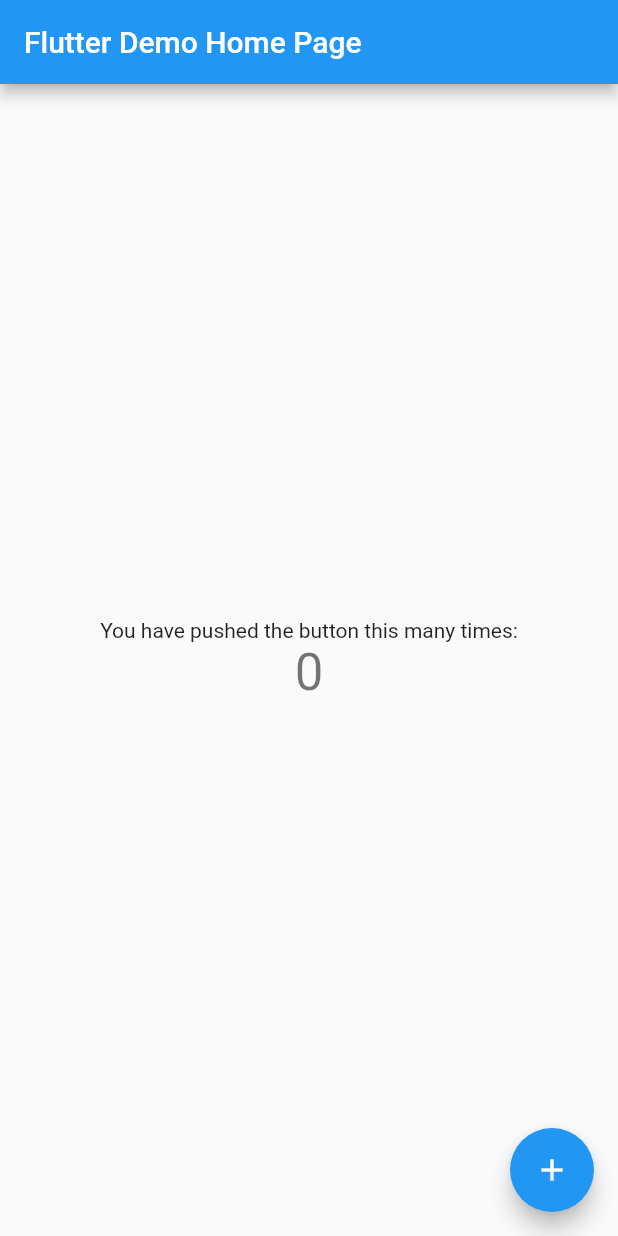
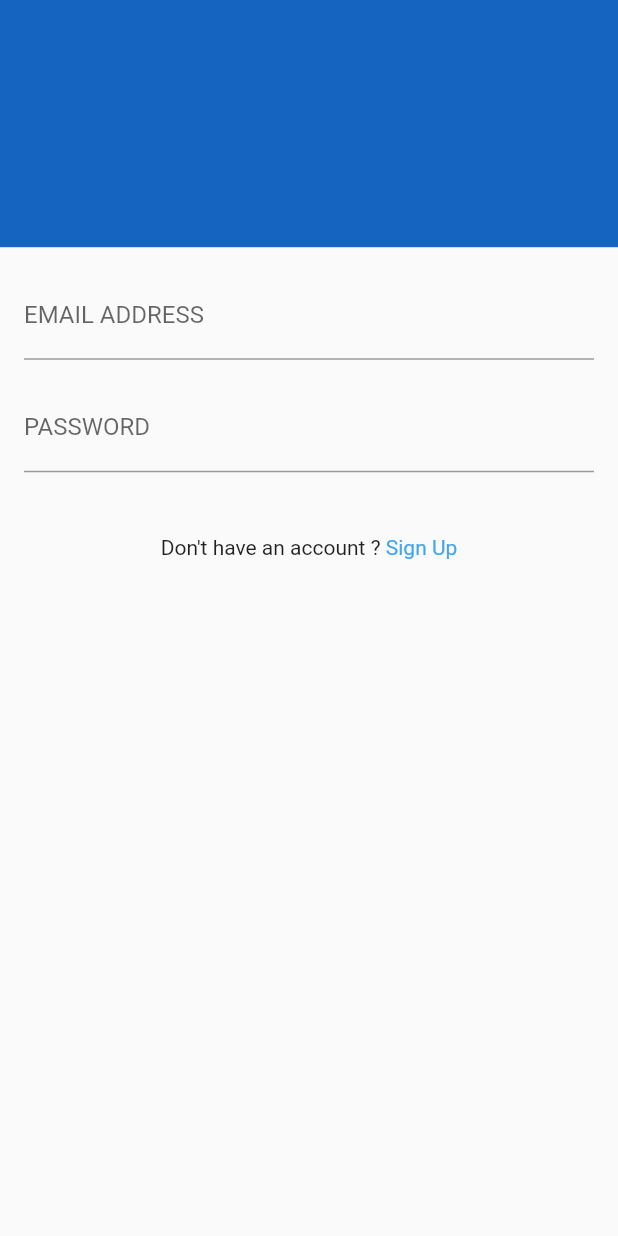
Before and after one commit to Muhammed-AbdelGhany/auth-home-task, a Flutter app: the screen it shows after launch, on a phone screen of 412 x 824 dp. Run offline on Flutter 3.47's test engine with Material 2 defaults, Android fonts, the phone set to English and light mode, and no system bars; our stand-ins replace firebase_core; missing offline and left inert: auto_validate; accounts and stored records are empty.

Commit message:
login added

```diff
--- a/lib/main.dart
+++ b/lib/main.dart
@@ -1,117 +1,29 @@
+import 'package:auth_ecommerce_task/theme/colors.dart';
+import 'package:auth_ecommerce_task/views/auth/login.dart';
+import 'package:auth_ecommerce_task/views/home.dart';
+import 'package:firebase_core/firebase_core.dart';
 import 'package:flutter/material.dart';
 
-void main() {
+void main() async {
+  // WidgetsFlutterBinding.ensureInitialized();
+  //await Firebase.initializeApp();
   runApp(MyApp());
 }
 
 class MyApp extends StatelessWidget {
-  // This widget is the root of your application.
   @override
   Widget build(BuildContext context) {
     return MaterialApp(
-      title: 'Flutter Demo',
+      title: 'My Shop',
+      debugShowCheckedModeBanner: false,
       theme: ThemeData(
-        // This is the theme of your application.
-        //
-        // Try running your application with "flutter run". You'll see the
-        // application has a blue toolbar. Then, without quitting the app, try
-        // changing the primarySwatch below to Colors.green and then invoke
-        // "hot reload" (press "r" in the console where you ran "flutter run",
-        // or simply save your changes to "hot reload" in a Flutter IDE).
-        // Notice that the counter didn't reset back to zero; the application
-        // is not restarted.
-        primarySwatch: Colors.blue,
-        // This makes the visual density adapt to the platform that you run
-        // the app on. For desktop platforms, the controls will be smaller and
-        // closer together (more dense) than on mobile platforms.
+        primaryColor: AppColors.pColor,
         visualDensity: VisualDensity.adaptivePlatformDensity,
       ),
-      home: MyHomePage(title: 'Flutter Demo Home Page'),
+      home: LoginScreen(),
+      routes: {
+        HomeScreen.routeName: (cxt) => HomeScreen(),
+      },
     );
   }
 }
-
-class MyHomePage extends StatefulWidget {
-  MyHomePage({Key key, this.title}) : super(key: key);
-
-  // This widget is the home page of your application. It is stateful, meaning
-  // that it has a State object (defined below) that contains fields that affect
-  // how it looks.
-
-  // This class is the configuration for the state. It holds the values (in this
-  // case the title) provided by the parent (in this case the App widget) and
-  // used by the build method of the State. Fields in a Widget subclass are
-  // always marked "final".
-
-  final String title;
-
-  @override
-  _MyHomePageState createState() => _MyHomePageState();
-}
-
-class _MyHomePageState extends State<MyHomePage> {
-  int _counter = 0;
-
-  void _incrementCounter() {
-    setState(() {
-      // This call to setState tells the Flutter framework that something has
-      // changed in this State, which causes it to rerun the build method below
-      // so that the display can reflect the updated values. If we changed
-      // _counter without calling setState(), then the build method would not be
-      // called again, and so nothing would appear to happen.
-      _counter++;
-    });
-  }
-
-  @override
-  Widget build(BuildContext context) {
-    // This method is rerun every time setState is called, for instance as done
-    // by the _incrementCounter method above.
-    //
-    // The Flutter framework has been optimized to make rerunning build methods
-    // fast, so that you can just rebuild anything that needs updating rather
-    // than having to individually change instances of widgets.
-    return Scaffold(
-      appBar: AppBar(
-        // Here we take the value from the MyHomePage object that was created by
-        // the App.build method, and use it to set our appbar title.
-        title: Text(widget.title),
-      ),
-      body: Center(
-        // Center is a layout widget. It takes a single child and positions it
-        // in the middle of the parent.
-        child: Column(
-          // Column is also a layout widget. It takes a list of children and
-          // arranges them vertically. By default, it sizes itself to fit its
-          // children horizontally, and tries to be as tall as its parent.
-          //
-          // Invoke "debug painting" (press "p" in the console, choose the
-          // "Toggle Debug Paint" action from the Flutter Inspector in Android
-          // Studio, or the "Toggle Debug Paint" command in Visual Studio Code)
-          // to see the wireframe for each widget.
-          //
-          // Column has various properties to control how it sizes itself and
-          // how it positions its children. Here we use mainAxisAlignment to
-          // center the children vertically; the main axis here is the vertical
-          // axis because Columns are vertical (the cross axis would be
-          // horizontal).
-          mainAxisAlignment: MainAxisAlignment.center,
-          children: <Widget>[
-            Text(
-              'You have pushed the button this many times:',
-            ),
-            Text(
-              '$_counter',
-              style: Theme.of(context).textTheme.headline4,
-            ),
-          ],
-        ),
-      ),
-      floatingActionButton: FloatingActionButton(
-        onPressed: _incrementCounter,
-        tooltip: 'Increment',
-        child: Icon(Icons.add),
-      ), // This trailing comma makes auto-formatting nicer for build methods.
-    );
-  }
-}
--- /dev/null
+++ b/lib/theme/colors.dart
@@ -0,0 +1,5 @@
+import 'package:flutter/material.dart';
+
+class AppColors {
+  static Color pColor = Colors.blue[800];
+}
--- /dev/null
+++ b/lib/views/auth/login.dart
@@ -0,0 +1,98 @@
+import 'package:auto_validate/auto_validate.dart';
+import 'package:flutter/material.dart';
+import 'package:auth_ecommerce_task/theme/colors.dart';
+
+class LoginScreen extends StatefulWidget {
+  static const routename = '/loginscreen';
+  @override
+  _LoginScreenState createState() => _LoginScreenState();
+}
+
+class _LoginScreenState extends State<LoginScreen> {
+  final _formKey = GlobalKey<FormState>();
+  final FocusNode _passwordFN = FocusNode();
+  String _emailAdress = '';
+  String _password = '';
+  @override
+  Widget build(BuildContext context) {
+    final height = MediaQuery.of(context).size.height;
+    return Scaffold(
+      body: Column(
+        children: [
+          Container(
+            decoration: BoxDecoration(color: AppColors.pColor),
+            width: double.infinity,
+            height: height * .20,
+          ),
+          Form(
+              key: _formKey,
+              child: Padding(
+                padding: const EdgeInsets.all(16),
+                child: SingleChildScrollView(
+                  child: Column(
+                    children: [
+                      TextFormField(
+                        key: ValueKey('email'),
+                        validator:
+                            /*(value) => AutoValidate.email(value.toString())
+                            ? null
+                            : 'Please enter a valid email'*/
+                            FormValidator.email(
+                                errorMessage: 'Please Enter a Valid Email'),
+                        textInputAction: TextInputAction.next,
+                        onEditingComplete: () =>
+                            FocusScope.of(context).requestFocus(_passwordFN),
+                        keyboardType: TextInputType.emailAddress,
+                        decoration: InputDecoration(
+                          border: UnderlineInputBorder(),
+                          filled: false,
+                          labelText: "EMAIL ADDRESS",
+                        ),
+                        onSaved: (newValue) => _emailAdress = newValue,
+                      ),
+                      SizedBox(height: 16),
+                      TextFormField(
+                        key: ValueKey('password'),
+                        validator:
+                            /*(value) => AutoValidate.email(value.toString())
+                            ? null
+                            : 'Please enter a valid email'*/
+                            FormValidator.password(
+                                errorMessage: 'Please Enter a Valid Passowrd'),
+                        textInputAction: TextInputAction.next,
+                        focusNode: _passwordFN,
+                        onEditingComplete: () =>
+                            FocusScope.of(context).requestFocus(_passwordFN),
+                        keyboardType: TextInputType.emailAddress,
+                        obscureText: true,
+                        decoration: InputDecoration(
+                          border: UnderlineInputBorder(),
+                          filled: false,
+                          labelText: "PASSWORD",
+                          suffix: Text('Forgot Passowrd'),
+                        ),
+                        onSaved: (newValue) => _password = newValue,
+                      ),
+                      SizedBox(
+                        height: 42,
+                      ),
+                      Row(
+                        mainAxisAlignment: MainAxisAlignment.center,
+                        children: [
+                          Text('Don\'t have an account ? '),
+                          Text('Sign Up',
+                              style: TextStyle(color: Colors.blue[400]))
+                        ],
+                      ),
+                      SizedBox(
+                        height: 16,
+                      ),
+                    ],
+                  ),
+                ),
+              ))
+        ],
+      ),
+    );
+  }
+}
--- /dev/null
+++ b/lib/views/home.dart
@@ -0,0 +1,9 @@
+import 'package:flutter/material.dart';
+
+class HomeScreen extends StatelessWidget {
+  static const routeName = '/HomeScreen';
+  @override
+  Widget build(BuildContext context) {
+    return Container();
+  }
+}
--- a/pubspec.yaml
+++ b/pubspec.yaml
@@ -28,6 +28,11 @@ dependencies:
   # The following adds the Cupertino Icons font to your application.
   # Use with the CupertinoIcons class for iOS style icons.
   cupertino_icons: ^1.0.0
+  provider: ^4.3.3
+  auto_validate: ^1.0.1
+  firebase_core: ^0.7.0
+  firebase_auth: ^0.20.1
+  shared_preferences: ^0.5.12+4
 
 dev_dependencies:
   flutter_test:
```
Also changed, not shown: lib/assets/images/facebook.png (added), lib/assets/images/gmail.png (added), lib/views/auth/signup.dart (added), pubspec.lock, 1 other file.
